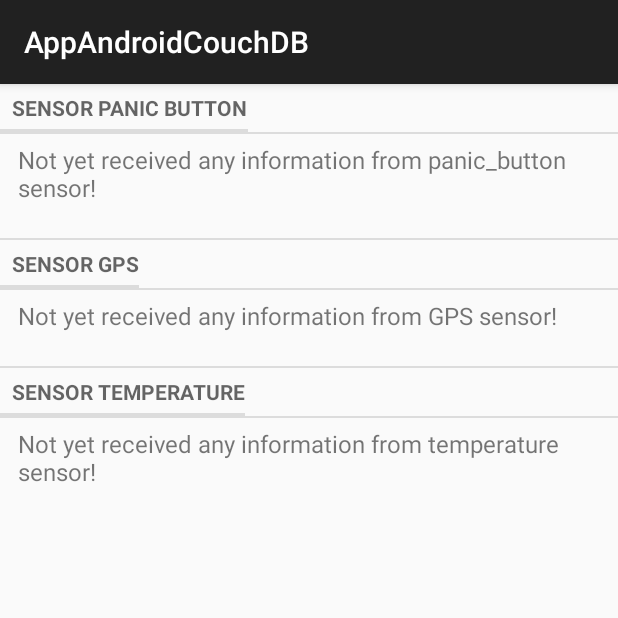
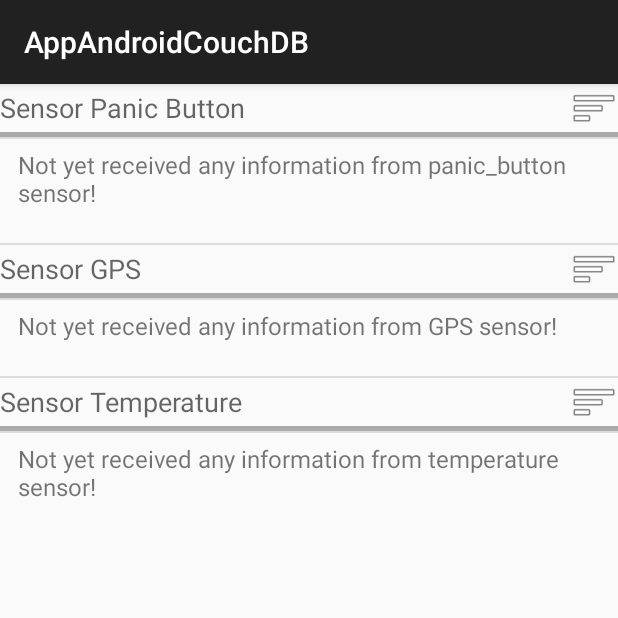
Before and after one commit to ricpessoa/AppAndroidCouchDB, an Android app: the fragment NotificationOfMonitoringFragment shown on its own in the app's theme, on a phone screen of 412 x 824 dp, the top half of it. Run offline under Robolectric (Android 15) with nearby library versions, the phone set to English and light mode, and no system bars; libraries missing offline, so code that uses them is left out: com.couchbase.lite; 7 statements that could not run were skipped.

Commit message:
change the interface of header/section of list view need fix if dindt receive any notification or the device dont have this sensor some dixes

```diff
--- a/mei.ricardo.pessoa.app/src/main/java/mei/ricardo/pessoa/app/couchdb/modal/Monitoring/MonitorSensor.java
+++ b/mei.ricardo.pessoa.app/src/main/java/mei/ricardo/pessoa/app/couchdb/modal/Monitoring/MonitorSensor.java
@@ -94,7 +94,7 @@ public class MonitorSensor implements InterfaceItem {
         } catch (CouchbaseLiteException e) {
             e.printStackTrace();
         }
-        if(arrayList.size()==0){
+        if(arrayList.size()==0){ //TODO: need fix if dindt receive any notification or the device dont have this sensor
             arrayList.add(new MS_NotHave(subType));
         }
         return arrayList;
--- a/mei.ricardo.pessoa.app/src/main/java/mei/ricardo/pessoa/app/couchdb/modal/Monitoring/Utils/AdapterSectionAndMonitorSensor.java
+++ b/mei.ricardo.pessoa.app/src/main/java/mei/ricardo/pessoa/app/couchdb/modal/Monitoring/Utils/AdapterSectionAndMonitorSensor.java
@@ -40,7 +40,6 @@ public class AdapterSectionAndMonitorSensor extends ArrayAdapter<InterfaceItem>
 				v.setOnClickListener(null);
 				v.setOnLongClickListener(null);
 				v.setLongClickable(false);
-
 				final TextView sectionView = (TextView) v.findViewById(R.id.list_item_section_text);
 				sectionView.setText(si.getTitle());
 			}else{
--- a/mei.ricardo.pessoa.app/src/main/java/mei/ricardo/pessoa/app/ui/Fragments/NotificationOfMonitoringFragment.java
+++ b/mei.ricardo.pessoa.app/src/main/java/mei/ricardo/pessoa/app/ui/Fragments/NotificationOfMonitoringFragment.java
@@ -20,6 +20,7 @@ import android.app.ProgressDialog;
 import android.os.AsyncTask;
 import android.os.Bundle;
 import android.support.v4.app.Fragment;
+import android.util.Log;
 import android.view.LayoutInflater;
 import android.view.View;
 import android.view.ViewGroup;
@@ -27,6 +28,7 @@ import android.widget.AdapterView;
 import android.widget.ListView;
 import android.widget.Toast;
 
+import java.awt.font.TextAttribute;
 import java.util.ArrayList;
 
 import mei.ricardo.pessoa.app.R;
@@ -103,13 +105,22 @@ public class NotificationOfMonitoringFragment extends Fragment implements Adapte
         protected ArrayList<InterfaceItem> doInBackground(String... args) {
             // Building Parameters
             //arrayOfMonitoring = new ArrayList<Item>();
-            arrayOfMonitoring.add(new SectionItem(MonitorSensor.subtypeSections[0]));
-            arrayOfMonitoring.addAll(MonitorSensor.getMonitoringSensorByMacAddressAndSubtype(deviceID, "panic_button", 1));
-            arrayOfMonitoring.add(new SectionItem(MonitorSensor.subtypeSections[1]));
-            arrayOfMonitoring.addAll(MonitorSensor.getMonitoringSensorByMacAddressAndSubtype(deviceID, "GPS", 5));
-            arrayOfMonitoring.add(new SectionItem(MonitorSensor.subtypeSections[2]));
-            arrayOfMonitoring.addAll(MonitorSensor.getMonitoringSensorByMacAddressAndSubtype(deviceID, "temperature",5));
+            ArrayList<InterfaceItem> arrayList = MonitorSensor.getMonitoringSensorByMacAddressAndSubtype(deviceID, "panic_button", 1);
+            if(arrayList.size()>0) {
+                arrayOfMonitoring.add(new SectionItem(MonitorSensor.subtypeSections[0]));
+                arrayOfMonitoring.addAll(arrayList);
+            }
+            arrayList = MonitorSensor.getMonitoringSensorByMacAddressAndSubtype(deviceID, "GPS", 5);
+            if(arrayList.size()>0) {
+                arrayOfMonitoring.add(new SectionItem(MonitorSensor.subtypeSections[1]));
+                arrayOfMonitoring.addAll(arrayList);
+            }
+            arrayList = MonitorSensor.getMonitoringSensorByMacAddressAndSubtype(deviceID, "temperature",5);
 
+            if(arrayList.size()>0) {
+                arrayOfMonitoring.add(new SectionItem(MonitorSensor.subtypeSections[2]));
+                arrayOfMonitoring.addAll(arrayList);
+            }
             return arrayOfMonitoring;
         }
 
@@ -118,12 +129,14 @@ public class NotificationOfMonitoringFragment extends Fragment implements Adapte
          * **/
         protected void onPostExecute(final ArrayList<InterfaceItem> itemArrayList) {
             // updating UI from Background Thread
-            //if(!p.isCancelled()){
+            try {
                 getActivity().runOnUiThread(new Runnable() { //force the UIThread refresh the list view
-                    public void run() {
-                        adapter.updateDeviceList(itemArrayList);
-                    }});
-            //}
+                public void run() {
+                    adapter.updateDeviceList(itemArrayList);
+                }});
+            }catch (IllegalStateException ex){
+                Log.e("ERRRORRRR","wtf happeend???");
+            }
         }
 
     }
--- a/mei.ricardo.pessoa.app/src/main/res/layout/list_item_section.xml
+++ b/mei.ricardo.pessoa.app/src/main/res/layout/list_item_section.xml
@@ -1,12 +1,36 @@
 <?xml version="1.0" encoding="utf-8"?>
-<LinearLayout
+<RelativeLayout
 	xmlns:android="http://schemas.android.com/apk/res/android"
 	android:layout_width="fill_parent"
 	android:layout_height="wrap_content"
 	android:orientation="vertical">
 
-	<include
-		android:id="@+id/list_item_section_text"
-		layout="@android:layout/preference_category" />
+    <ImageButton
+        android:layout_width="wrap_content"
+        android:layout_height="wrap_content"
+        android:id="@+id/buttonMore"
+        android:layout_gravity="right"
+        android:layout_alignParentTop="true"
+        android:layout_alignParentRight="true"
+        android:background="@android:drawable/ic_menu_sort_by_size" />
 
-</LinearLayout>
+    <TextView
+        android:layout_width="wrap_content"
+        android:layout_height="wrap_content"
+        android:textAppearance="?android:attr/textAppearanceMedium"
+        android:text="Large Text"
+        android:id="@+id/list_item_section_text"
+        android:layout_alignParentTop="true"
+        android:layout_alignParentLeft="true"
+        android:layout_alignParentStart="true"
+        android:layout_toLeftOf="@+id/buttonMore"
+        android:layout_alignBottom="@+id/buttonMore"
+        android:gravity="center_vertical|fill_vertical" />
+
+    <View
+        android:layout_width="fill_parent"
+        android:layout_height="3dp"
+        android:background="@android:color/darker_gray"
+        android:layout_below="@+id/list_item_section_text"/>
+
+</RelativeLayout>
```
Also changed, not shown: mei.ricardo.pessoa.app/src/main/res/drawable-mdpi/panic_button_small.png, mei.ricardo.pessoa.app/src/main/res/drawable-mdpi/temp_green_small.png, mei.ricardo.pessoa.app/src/main/res/drawable-mdpi/temp_red_small.png.
